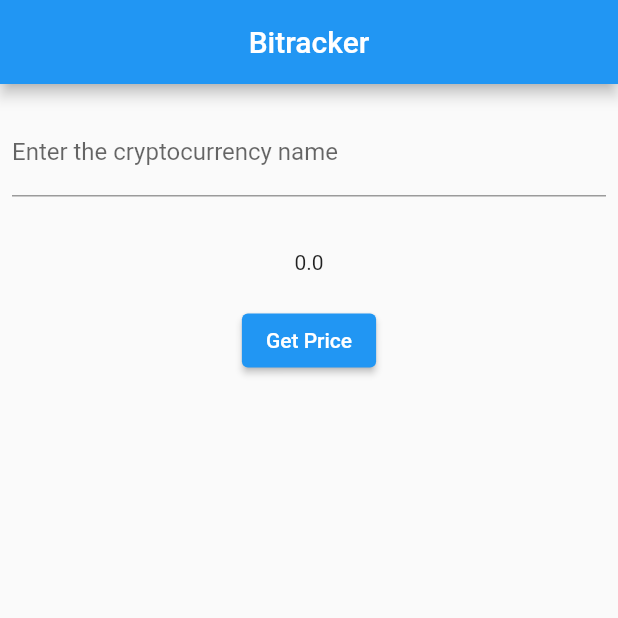
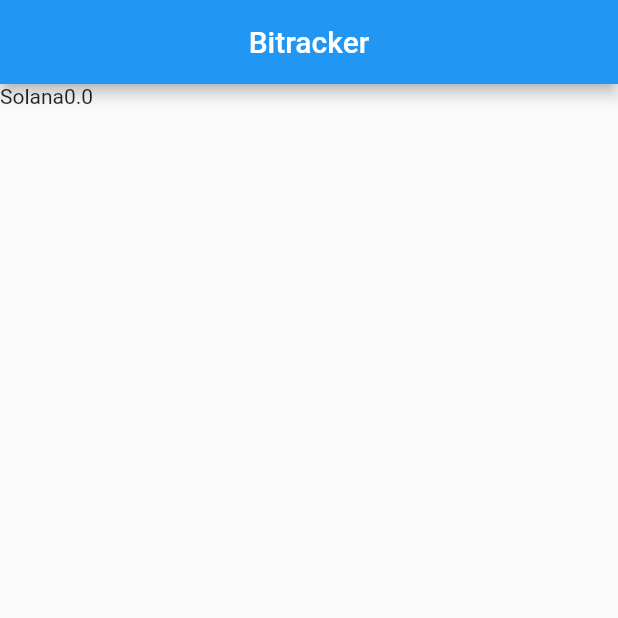
Before and after one commit to endriu00/bitracker-frontend, a Flutter app: the screen it shows after launch, on a phone screen of 412 x 824 dp, the top half of it. Run offline on Flutter 3.47's test engine with Material 2 defaults, Android fonts, the phone set to English and light mode, and no system bars.

Commit message:
Change app view. Now app gets the latest prices every X seconds

```diff
--- a/lib/main.dart
+++ b/lib/main.dart
@@ -3,6 +3,8 @@
 // found in the LICENSE file.
 
 // ignore_for_file: prefer_const_constructors_in_immutables
+
+import 'dart:async';
 
 import 'package:http/http.dart' as http;
 import 'dart:convert';
@@ -40,11 +42,23 @@ class BitrackerPrice extends StatefulWidget {
 
 class _BitrackerPriceState extends State<BitrackerPrice> {
   double price = 0;
-  double newPrice = 0;
-  String cryptoName = '';
-  TextEditingController textController = TextEditingController();
+  double solanaPrice = 0;
 
-  Future<double> getPrice() async {
+  Timer? timer;
+
+  @override
+  void initState() {
+    super.initState();
+    timer = Timer.periodic(Duration(seconds: 15), (Timer t) => getPrice('solana').then((value) => setState(() => solanaPrice = value,)));
+  }
+
+  @override
+  void dispose() {
+    timer?.cancel();
+    super.dispose();
+  }
+
+  Future<double> getPrice(cryptoName) async {
 
     Uri url = Uri.parse('https://9gfx4yhlgg.execute-api.us-east-2.amazonaws.com/prod/v1/crypto/' + cryptoName + '?currency=EUR');
 
@@ -54,7 +68,7 @@ class _BitrackerPriceState extends State<BitrackerPrice> {
         "cmc_api_key": "",
       },
     );
-
+    print(response.body);
     return jsonDecode(response.body);
 
   }
@@ -63,39 +77,17 @@ class _BitrackerPriceState extends State<BitrackerPrice> {
   Widget build(BuildContext context) {
     return Column(
       children: [
-        Column(
+        Row(
           crossAxisAlignment: CrossAxisAlignment.start,
           children: <Widget>[
-            Padding(
-              padding: const EdgeInsets.symmetric(horizontal: 8, vertical: 16),
-              child: TextFormField(
-                controller: textController,
-                decoration: const InputDecoration(
-                  border: UnderlineInputBorder(),
-                  labelText: 'Enter the cryptocurrency name',
-                ),
-              ),
+            Text(
+              'Solana',
+            ),
+            Text(
+              '$solanaPrice',
             ),
           ],
         ),
-        SizedBox(
-          height: 20,
-        ),
-        Text('$price'),
-        SizedBox(
-          height: 20,
-        ),
-        ElevatedButton(
-          onPressed: () {
-            cryptoName = textController.text;
-            getPrice().then(
-              (value) => setState(
-                () => price = value
-              ),
-            );
-          },
-          child: const Text('Get Price'),
-        )
       ],
     );
   }
```
